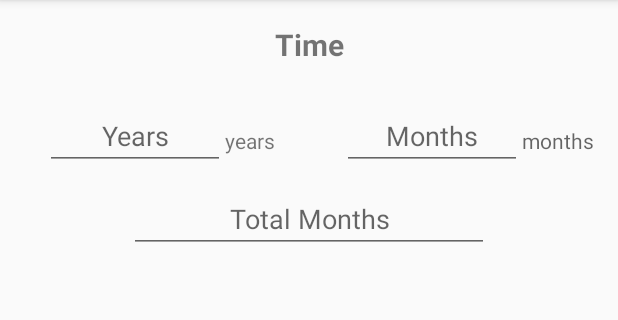
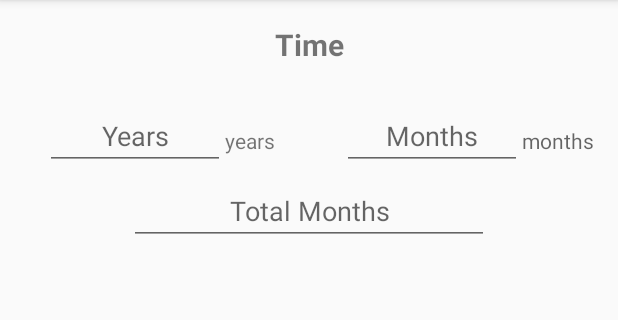
Before and after one commit to iSvirchev/Android_Organizer, an Android app: the TimeConverter screen opened directly, with no data from a screen before it, on a phone screen of 412 x 824 dp, the part 84-404 px from its top. Run offline under Robolectric (Android 15) with nearby library versions, the phone set to English and light mode, and no system bars.

Commit message:
Tried to implement Month<->Year ratio, however a month may have 28-31 days and the number of weeks depends on the month - will replace with Year<->Days (365 for base) or Year<->Weeks (also volatile -> 52.143 weeks a year)

```diff
--- a/Organizer/app/src/main/java/com/organizer/TimeConverter.java
+++ b/Organizer/app/src/main/java/com/organizer/TimeConverter.java
@@ -10,9 +10,13 @@ import android.widget.TextView;
 
 public class TimeConverter extends AppCompatActivity {
     private final int YEAR_TO_MONTH_RATIO = 12;
+//    private final int MONTH_TO_WEEK_RATIO = 4;
     private TextView years_tv;
     private TextView extra_months_tv;
     private TextView total_months_tv;
+//    private TextView months_tv;
+//    private TextView extra_weeks_tv;
+//    private TextView total_weeks_tv;
 
     @Override
     protected void onCreate(Bundle savedInstanceState) {
@@ -22,16 +26,23 @@ public class TimeConverter extends AppCompatActivity {
         years_tv = findViewById(R.id.years_tv);
         extra_months_tv = findViewById(R.id.extra_months_tv);
         total_months_tv = findViewById(R.id.total_months_tv);
+//        months_tv = findViewById(R.id.months_tv);
+//        extra_weeks_tv = findViewById(R.id.extra_weeks_tv);
+//        total_weeks_tv = findViewById(R.id.total_weeks_tv);
 
         years_tv.addTextChangedListener(generateMainToTotalTW(years_tv, extra_months_tv, total_months_tv));
         extra_months_tv.addTextChangedListener(generateMainToTotalTW(years_tv, extra_months_tv, total_months_tv));
-        total_months_tv.addTextChangedListener(generateTotalTW(total_months_tv, years_tv, extra_months_tv));
+        total_months_tv.addTextChangedListener(generateTotalTW(years_tv, extra_months_tv, total_months_tv));
+//        months_tv.addTextChangedListener((generateMainToTotalTW(months_tv, extra_weeks_tv, total_weeks_tv)));
+//        extra_weeks_tv.addTextChangedListener((generateMainToTotalTW(months_tv, extra_weeks_tv, total_weeks_tv)));
+//        total_weeks_tv.addTextChangedListener((generateTotalTW(months_tv, extra_weeks_tv, total_weeks_tv)));
     }
 
     private TextWatcher generateTotalTW(
-            final TextView total_tv,
             final TextView main_tv,
-            final TextView extra_tv) {
+            final TextView extra_tv,
+            final TextView total_tv
+            ) {
         return new TextWatcher() {
             @Override
             public void beforeTextChanged(CharSequence s, int start, int count, int after) {
@@ -57,7 +68,6 @@ public class TimeConverter extends AppCompatActivity {
                       main_tv.setText("");
                       extra_tv.setText("");
                   }
-
                 }
             }
 
@@ -132,6 +142,11 @@ public class TimeConverter extends AppCompatActivity {
             case "total_months":
                 array[0] = op / YEAR_TO_MONTH_RATIO;
                 array[1] = op % YEAR_TO_MONTH_RATIO;
+                break;
+//            case "total_weeks":
+//                array[0] = op / MONTH_TO_WEEK_RATIO;
+//                array[1] = op % MONTH_TO_WEEK_RATIO;
+//                break;
         }
         return array;
     }
@@ -140,6 +155,8 @@ public class TimeConverter extends AppCompatActivity {
         switch(operation){
             case "year_to_months":
                return op * YEAR_TO_MONTH_RATIO;
+//            case "month_to_weeks":
+//                return op * MONTH_TO_WEEK_RATIO;
             default:
                 return 0;
         }
--- a/Organizer/app/src/main/res/layout/activity_time_converter.xml
+++ b/Organizer/app/src/main/res/layout/activity_time_converter.xml
@@ -11,11 +11,78 @@
         android:layout_height="729dp"
         android:focusableInTouchMode="true">
 
+<!--        Month + Week = Total Weeks-->
+        <!--<EditText
+            android:id="@+id/total_weeks_tv"
+            android:layout_width="240dp"
+            android:layout_height="40dp"
+            android:layout_marginTop="10dp"
+            android:ems="10"
+            android:gravity="center"
+            android:hint="@string/total_weeks"
+            android:importantForAutofill="no"
+            android:inputType="number"
+            android:maxLength="15"
+            android:tag="total_weeks"
+            app:layout_constraintEnd_toEndOf="parent"
+            app:layout_constraintStart_toStartOf="parent"
+            app:layout_constraintTop_toBottomOf="@+id/months_tv" />
+
+        <EditText
+            android:id="@+id/months_tv"
+            android:layout_width="120dp"
+            android:layout_height="40dp"
+            android:layout_marginStart="30dp"
+            android:layout_marginTop="10dp"
+            android:ems="10"
+            android:gravity="center"
+            android:hint="@string/months"
+            android:importantForAutofill="no"
+            android:inputType="number"
+            android:maxLength="15"
+            android:tag="month_to_weeks"
+            app:layout_constraintStart_toStartOf="parent"
+            app:layout_constraintTop_toBottomOf="@+id/total_months_tv" />
+
+        <EditText
+            android:id="@+id/extra_weeks_tv"
+            android:layout_width="120dp"
+            android:layout_height="40dp"
+            android:layout_marginTop="10dp"
+            android:layout_marginEnd="64dp"
+            android:ems="10"
+            android:gravity="center"
+            android:hint="@string/weeks"
+            android:importantForAutofill="no"
+            android:inputType="number"
+            android:maxLength="15"
+            app:layout_constraintEnd_toEndOf="parent"
+            app:layout_constraintTop_toBottomOf="@+id/total_months_tv" />
+
+        <TextView
+            android:id="@+id/weeks_label"
+            android:layout_width="wrap_content"
+            android:layout_height="wrap_content"
+            android:layout_marginTop="184dp"
+            android:hint="@string/weeks_label"
+            app:layout_constraintStart_toEndOf="@+id/extra_weeks_tv"
+            app:layout_constraintTop_toTopOf="parent" />
+
+        <TextView
+            android:id="@+id/months_label2"
+            android:layout_width="wrap_content"
+            android:layout_height="wrap_content"
+            android:layout_marginTop="184dp"
+            android:hint="@string/months_label"
+            app:layout_constraintStart_toEndOf="@+id/months_tv"
+            app:layout_constraintTop_toTopOf="parent" />-->
+
+<!--        Year + Month = Total Months-->
         <EditText
             android:id="@+id/total_months_tv"
             android:layout_width="240dp"
             android:layout_height="40dp"
-            android:layout_marginTop="15dp"
+            android:layout_marginTop="10dp"
             android:ems="10"
             android:gravity="center"
             android:hint="@string/total_months"
@@ -25,7 +92,7 @@
             android:tag="total_months"
             app:layout_constraintEnd_toEndOf="parent"
             app:layout_constraintStart_toStartOf="parent"
-            app:layout_constraintTop_toBottomOf="@+id/extra_months_tv" />
+            app:layout_constraintTop_toBottomOf="@+id/years_tv" />
 
         <EditText
             android:id="@+id/years_tv"
--- a/Organizer/app/src/main/res/values/strings.xml
+++ b/Organizer/app/src/main/res/values/strings.xml
@@ -50,4 +50,7 @@
     <string name="months_label">months</string>
     <string name="years_label">years</string>
     <string name="total_months">Total Months</string>
+    <string name="weeks">Weeks</string>
+    <string name="weeks_label">weeks</string>
+    <string name="total_weeks">Total Weeks</string>
 </resources>
```
